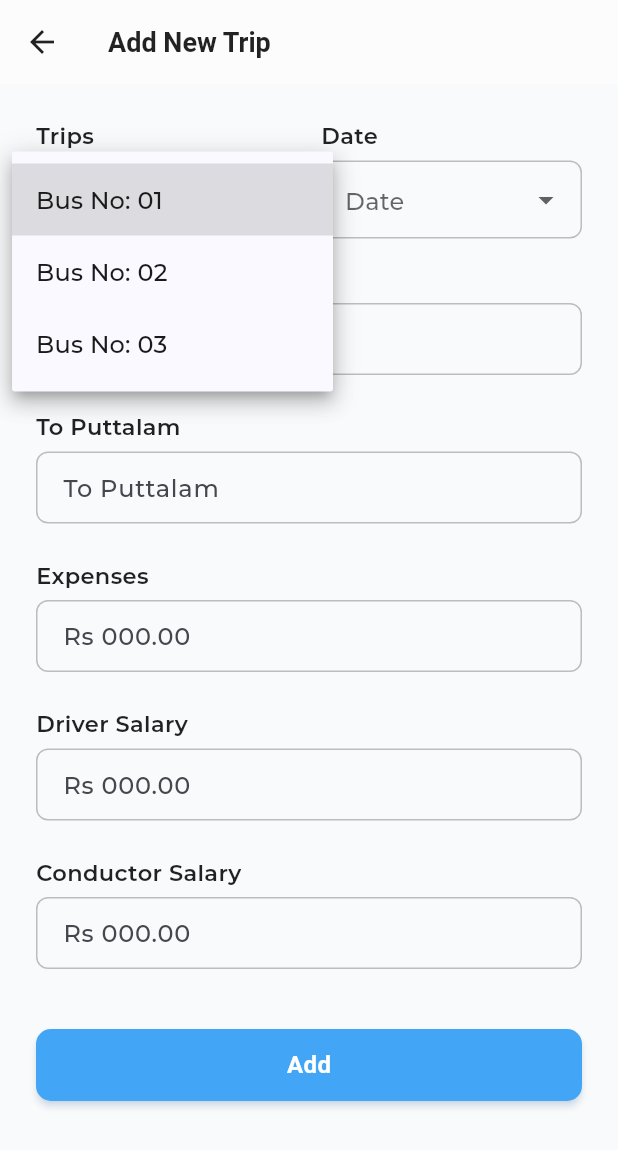
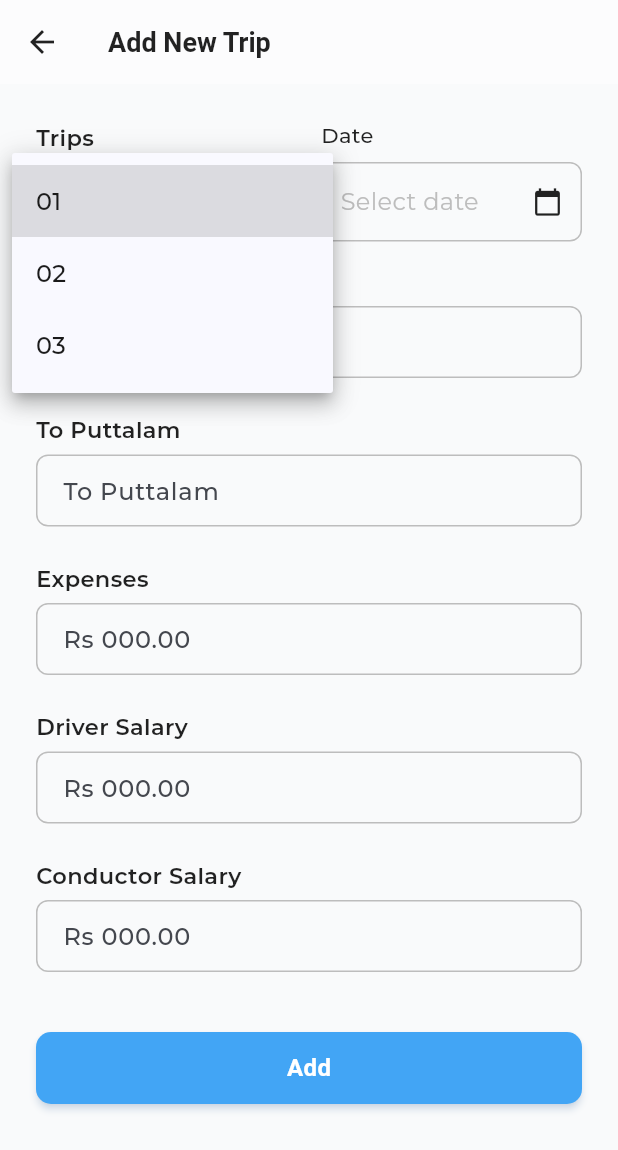
Before and after one commit to smThilshan/busflow-mobile, a Flutter app: the AddNewTrip screen opened by its route, after a tap on "Trips", on a phone screen of 412 x 824 dp. Shown: the top 1150 px of the screen. Run offline on Flutter 3.47's test engine with Material 3 defaults, Android fonts, the phone set to English and light mode, and no system bars; our stand-ins replace dio, flutter_svg, go_router, google_fonts, lucide_icons_flutter.

Commit message:
added custom date picker

```diff
--- a/lib/core/router/app_router.dart
+++ b/lib/core/router/app_router.dart
@@ -15,10 +15,7 @@ final GoRouter router = GoRouter(
     GoRoute(path: '/login', builder: (context, state) => const LoginScreen()),
     GoRoute(path: '/', builder: (context, state) => const MainLayout()),
 
-    GoRoute(
-      path: '/dashboard',
-      builder: (context, state) => const HomeScreen(),
-    ),
+    GoRoute(path: '/home', builder: (context, state) => const HomeScreen()),
     GoRoute(
       path: '/add-new-trip',
       builder: (context, state) => const AddNewTrip(),
--- a/lib/presentation/add-income/add_new_trip.dart
+++ b/lib/presentation/add-income/add_new_trip.dart
@@ -1,5 +1,6 @@
 import 'package:bus_flow_admin/core/ui/app_spacing.dart';
 import 'package:bus_flow_admin/presentation/common/widgets/custom_action_btn.dart';
+import 'package:bus_flow_admin/presentation/common/widgets/custom_datepicker_widget.dart';
 import 'package:bus_flow_admin/presentation/common/widgets/custom_dropdown_widget.dart';
 import 'package:bus_flow_admin/presentation/common/widgets/custom_textfield.dart';
 import 'package:flutter/material.dart';
@@ -19,16 +20,13 @@ class _AddNewTripState extends State<AddNewTrip> {
   final TextEditingController _driverSalaryController = TextEditingController();
   final TextEditingController _conductorSalaryController =
       TextEditingController();
-  String? selectedBus;
-  String? selectedDate;
+  String? noOfTrips;
+  DateTime? selectedDate;
 
   @override
   Widget build(BuildContext context) {
     return Scaffold(
-      appBar: AppBar(
-        title: const Text("Add New Trip"),
-        leading: BackButton(), // optional, automatically appears
-      ),
+      appBar: AppBar(title: const Text("Add New Trip"), leading: BackButton()),
       body: SafeArea(
         child: SingleChildScrollView(
           child: Padding(
@@ -42,26 +40,23 @@ class _AddNewTripState extends State<AddNewTrip> {
                     Expanded(
                       child: CustomDropdown<String>(
                         label: "Trips",
-                        value: selectedBus,
+                        value: noOfTrips,
                         items: ["01", "02", "03"],
-                        itemLabel: (bus) => "Bus No: $bus",
                         onChanged: (value) {
                           setState(() {
-                            selectedBus = value;
+                            noOfTrips = value;
                           });
                         },
                       ),
                     ),
                     const SizedBox(width: AppSpacing.md),
                     Expanded(
-                      child: CustomDropdown<String>(
+                      child: CustomDatePicker(
                         label: "Date",
-                        value: selectedBus,
-                        items: ["2231", "2232", "2233"],
-                        itemLabel: (bus) => "Bus No: $bus",
-                        onChanged: (value) {
+                        selectedDate: selectedDate,
+                        onDateSelected: (date) {
                           setState(() {
-                            selectedBus = value;
+                            selectedDate = date;
                           });
                         },
                       ),
--- /dev/null
+++ b/lib/presentation/common/widgets/custom_datepicker_widget.dart
@@ -0,0 +1,79 @@
+import 'package:flutter/material.dart';
+import 'package:intl/intl.dart';
+
+class CustomDatePicker extends StatelessWidget {
+  final String label;
+  final DateTime? selectedDate;
+  final ValueChanged<DateTime?> onDateSelected;
+  final DateTime? firstDate;
+  final DateTime? lastDate;
+
+  const CustomDatePicker({
+    super.key,
+    required this.label,
+    required this.selectedDate,
+    required this.onDateSelected,
+    this.firstDate,
+    this.lastDate,
+  });
+
+  @override
+  Widget build(BuildContext context) {
+    return Column(
+      crossAxisAlignment: CrossAxisAlignment.start,
+      children: [
+        // Label
+        Text(
+          label,
+          style: const TextStyle(
+            fontSize: 14,
+            fontWeight: FontWeight.w500,
+            color: Colors.black87,
+          ),
+        ),
+        const SizedBox(height: 8),
+
+        /// Date field
+        GestureDetector(
+          onTap: () async {
+            final DateTime? pickedDate = await showDatePicker(
+              context: context,
+              initialDate: selectedDate ?? DateTime.now(),
+              firstDate: firstDate ?? DateTime(2020),
+              lastDate: lastDate ?? DateTime(2100),
+            );
+
+            if (pickedDate != null) {
+              onDateSelected(pickedDate);
+            }
+          },
+          child: Container(
+            padding: const EdgeInsets.symmetric(vertical: 14, horizontal: 12),
+            decoration: BoxDecoration(
+              border: Border.all(color: Colors.grey.shade400),
+              borderRadius: BorderRadius.circular(8),
+            ),
+            child: Row(
+              children: [
+                Expanded(
+                  child: Text(
+                    selectedDate == null
+                        ? "Select date"
+                        : DateFormat('dd MMM yyyy').format(selectedDate!),
+                    style: TextStyle(
+                      fontSize: 16,
+                      color: selectedDate == null
+                          ? Colors.grey.shade400
+                          : Colors.black87,
+                    ),
+                  ),
+                ),
+                const Icon(Icons.calendar_today, size: 20),
+              ],
+            ),
+          ),
+        ),
+      ],
+    );
+  }
+}
--- a/lib/presentation/common/widgets/custom_dropdown_widget.dart
+++ b/lib/presentation/common/widgets/custom_dropdown_widget.dart
@@ -1,11 +1,9 @@
-import 'package:bus_flow_admin/core/ui/app_spacing.dart';
 import 'package:flutter/material.dart';
 
 class CustomDropdown<T> extends StatelessWidget {
   final String label;
   final T? value;
   final List<T> items;
-  final String Function(T) itemLabel;
   final ValueChanged<T?> onChanged;
 
   const CustomDropdown({
@@ -13,7 +11,6 @@ class CustomDropdown<T> extends StatelessWidget {
     required this.label,
     required this.value,
     required this.items,
-    required this.itemLabel,
     required this.onChanged,
   });
 
@@ -40,7 +37,7 @@ class CustomDropdown<T> extends StatelessWidget {
               .map(
                 (item) => DropdownMenuItem<T>(
                   value: item,
-                  child: Text(itemLabel(item)),
+                  child: Text(item.toString()),
                 ),
               )
               .toList(),
--- a/lib/presentation/common/widgets/list_tile_widget.dart
+++ b/lib/presentation/common/widgets/list_tile_widget.dart
@@ -4,8 +4,7 @@ class ListTileWidget extends StatelessWidget {
   final String orderNo;
   final String date;
 
-  const ListTileWidget({Key? key, required this.orderNo, required this.date})
-    : super(key: key);
+  const ListTileWidget({super.key, required this.orderNo, required this.date});
 
   @override
   Widget build(BuildContext context) {
--- a/lib/presentation/dashboard/screens/home_screen.dart
+++ b/lib/presentation/dashboard/screens/home_screen.dart
@@ -3,7 +3,6 @@ import 'package:bus_flow_admin/presentation/common/widgets/greeting_text.dart';
 import 'package:bus_flow_admin/presentation/common/widgets/info_banner_widget.dart';
 import 'package:bus_flow_admin/presentation/dashboard/widgets/dashboard_card.dart';
 import 'package:flutter/material.dart';
-import 'package:flutter_bloc/flutter_bloc.dart';
 import 'package:go_router/go_router.dart';
 import 'package:intl/intl.dart';
 
@@ -20,7 +19,6 @@ class _HomeScreenState extends State<HomeScreen> {
   @override
   Widget build(BuildContext context) {
     final theme = Theme.of(context);
-    // final size = MediaQuery.of(context).size;
     final String today = DateFormat('dd MMMM, yyyy').format(DateTime.now());
 
     return Scaffold(
@@ -76,7 +74,7 @@ class _HomeScreenState extends State<HomeScreen> {
 
                     DashboardCard(
                       icon: Icons.add_circle_outline,
-                      title: "Add New Trip",
+                      title: "Add New",
                       subtitle: "Add new completed trips & hires",
                       onTap: () {
                         context.push("/add-new-trip");
--- a/lib/presentation/login/screens/login_screen.dart
+++ b/lib/presentation/login/screens/login_screen.dart
@@ -1,6 +1,5 @@
 import 'package:bus_flow_admin/config/theme/app_colors.dart';
 import 'package:flutter/material.dart';
-import 'package:flutter_bloc/flutter_bloc.dart';
 import 'package:flutter_svg/flutter_svg.dart';
 
 class LoginScreen extends StatefulWidget {
--- a/lib/presentation/login/widget/login_form.dart
+++ b/lib/presentation/login/widget/login_form.dart
@@ -14,9 +14,6 @@ class _LoginFormState extends State<LoginForm> {
 
   @override
   Widget build(BuildContext context) {
-    // final auth = Provider.of<AuthProvider>(context);
-    final size = MediaQuery.of(context).size;
-
     return Form(
       key: _formKey,
       child: Column(
```
Also changed, not shown: lib/presentation/add-income/add_new_hire.dart (+8 -9 lines), lib/presentation/add-income/preview_new_trip.dart (+9 -0 lines), 3 other files.
